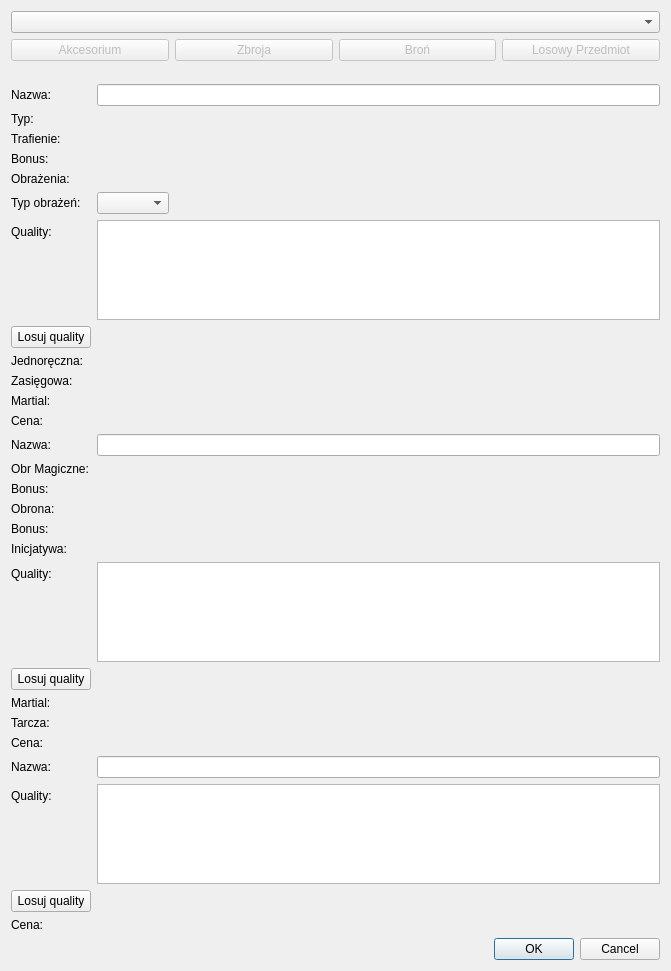
FasolowySpioch/faubla-ultima-item-generator, file gui/dialogue/itemgen/itemgendialogue.ui: the form before one commit.
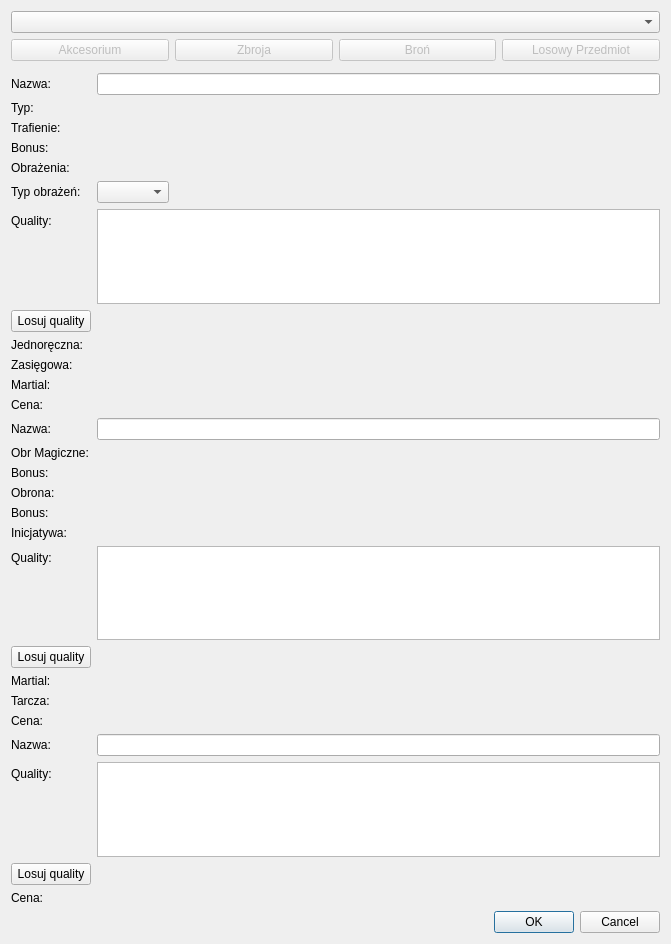
The form after the commit.

The edit to the form file:
```diff
--- a/gui/dialogue/itemgen/itemgendialogue.ui
+++ b/gui/dialogue/itemgen/itemgendialogue.ui
@@ -7,9 +7,15 @@
     <x>0</x>
     <y>0</y>
     <width>671</width>
-    <height>971</height>
+    <height>944</height>
    </rect>
   </property>
+  <property name="maximumSize">
+   <size>
+    <width>16777215</width>
+    <height>944</height>
+   </size>
+  </property>
   <property name="windowTitle">
    <string>Dialog</string>
   </property>
```
